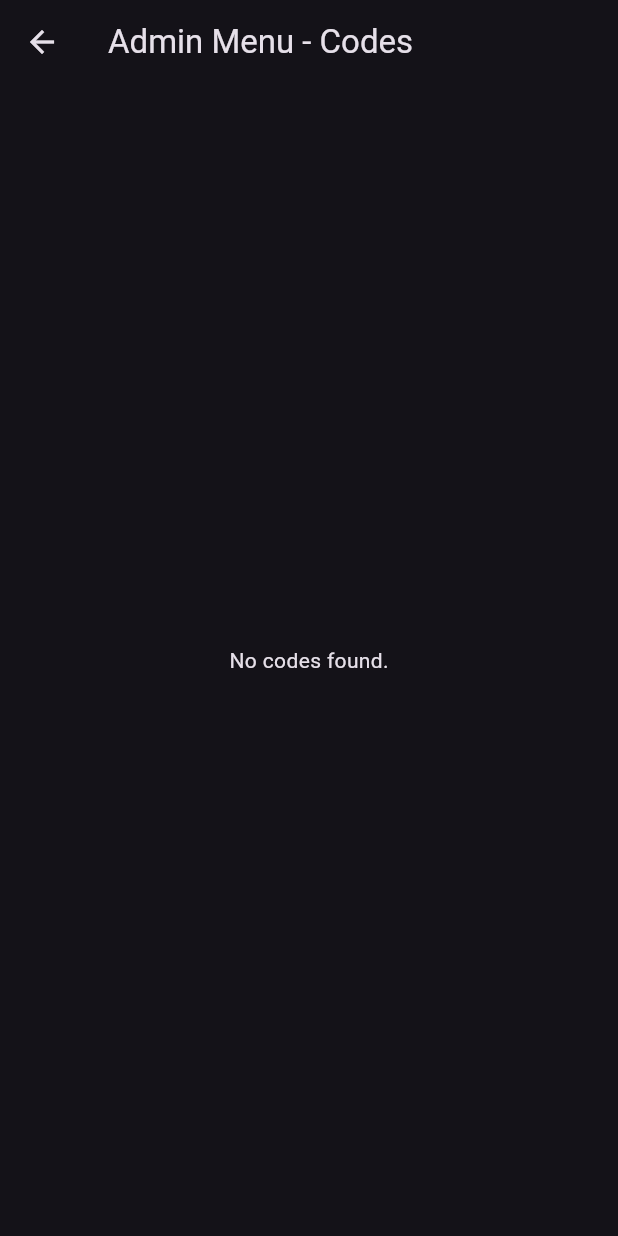
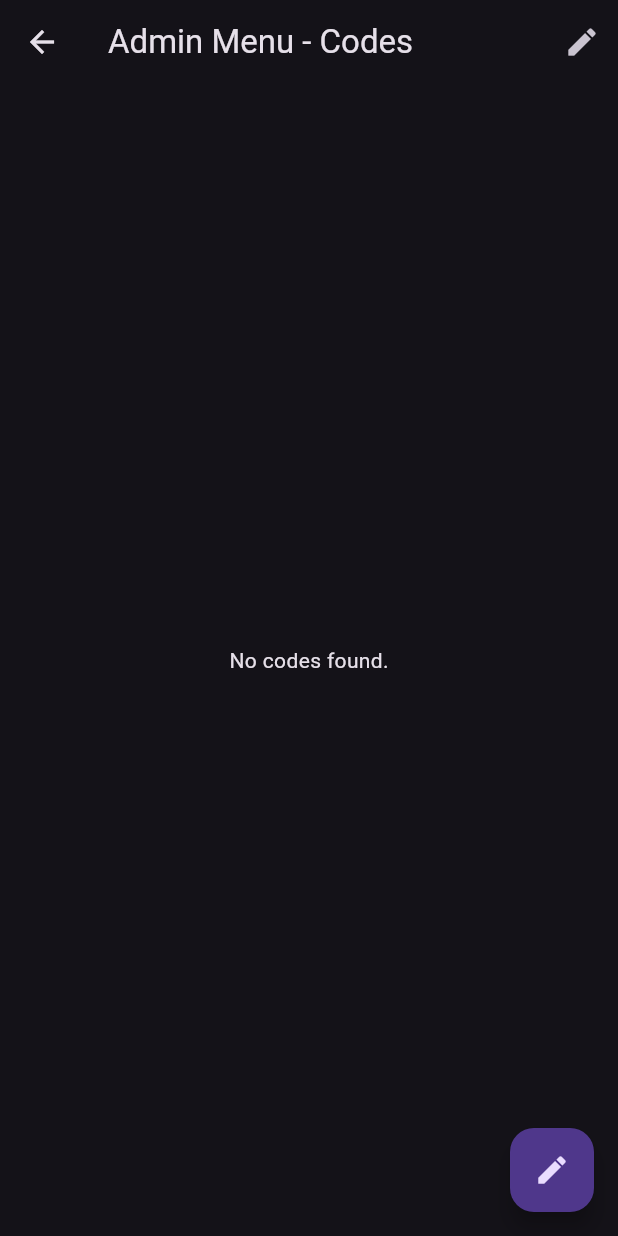
Before and after one commit to RaB1DLANDMINE/TheTuringCode, a Flutter app: the AdminMenuScreen screen opened directly, on a phone screen of 412 x 824 dp. Run offline on Flutter 3.47's test engine with Material 3 defaults, Android fonts, the phone set to English and light mode, and no system bars; our stand-ins replace battery_plus, device_info_plus, permission_handler; missing offline and left inert: encrypt.

Commit message:
Implement in-app config editing and encryption in Admin Mode
- Added 'Edit Config' screen to Admin Mode.
- Implemented real-time JSON editing and validation.
- Added support for encrypting and saving new configurations directly to external storage from the app.
- Updated Admin Menu with navigation to the editor.
- Ensured admin mode status is refreshed on app resume.

```diff
--- a/lib/screens/admin_menu_screen.dart
+++ b/lib/screens/admin_menu_screen.dart
@@ -1,16 +1,37 @@
 import 'package:flutter/material.dart';
 import '../services/config_service.dart';
+import 'admin_edit_config_screen.dart';
 
-class AdminMenuScreen extends StatelessWidget {
+class AdminMenuScreen extends StatefulWidget {
   const AdminMenuScreen({super.key});
 
+  @override
+  State<AdminMenuScreen> createState() => _AdminMenuScreenState();
+}
+
+class _AdminMenuScreenState extends State<AdminMenuScreen> {
   @override
   Widget build(BuildContext context) {
     final config = ConfigService.getLoadedConfig();
     final Map<String, dynamic> codes = config?['codes'] ?? {};
 
     return Scaffold(
-      appBar: AppBar(title: const Text('Admin Menu - Codes')),
+      appBar: AppBar(
+        title: const Text('Admin Menu - Codes'),
+        actions: [
+          IconButton(
+            icon: const Icon(Icons.edit),
+            onPressed: () async {
+              final updated = await Navigator.of(context).push(
+                MaterialPageRoute(builder: (context) => const AdminEditConfigScreen()),
+              );
+              if (updated == true) {
+                setState(() {}); // Refresh list
+              }
+            },
+          ),
+        ],
+      ),
       body: codes.isEmpty
           ? const Center(child: Text('No codes found.'))
           : ListView.builder(
@@ -25,6 +46,17 @@ class AdminMenuScreen extends StatelessWidget {
                 );
               },
             ),
+      floatingActionButton: FloatingActionButton(
+        onPressed: () async {
+          final updated = await Navigator.of(context).push(
+            MaterialPageRoute(builder: (context) => const AdminEditConfigScreen()),
+          );
+          if (updated == true) {
+            setState(() {}); // Refresh list
+          }
+        },
+        child: const Icon(Icons.edit),
+      ),
     );
   }
 }
```
Also changed, not shown: lib/screens/admin_edit_config_screen.dart (added, +76 -0 lines), lib/services/config_service.dart (+19 -10 lines), 1 other file.
